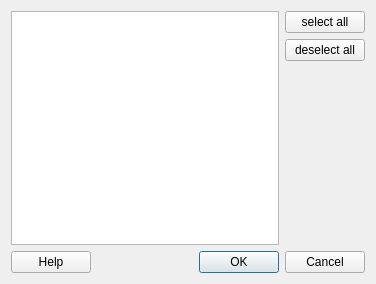
First picture: the form in src/guiselectboundarycodes.ui, repository enGits/engrid, before the edit.
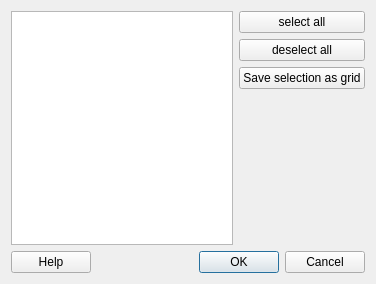
Second picture: the form after the edit. Icons and pictures are not drawn.

Commit message: added possibility to save selection as grid again. In GuiSelectBoundaryCodes this time.

Diff of the .ui file:
```diff
--- a/src/guiselectboundarycodes.ui
+++ b/src/guiselectboundarycodes.ui
@@ -38,6 +38,13 @@
        </property>
       </widget>
      </item>
+     <item>
+      <widget class="QPushButton" name="pushButton_SaveSelectionAsGrid">
+       <property name="text">
+        <string>Save selection as grid</string>
+       </property>
+      </widget>
+     </item>
      <item>
       <spacer>
        <property name="orientation" >
```
Left out of the diff: 68 changed lines with no effect on the pictures. The commit also changes 3 other files.
